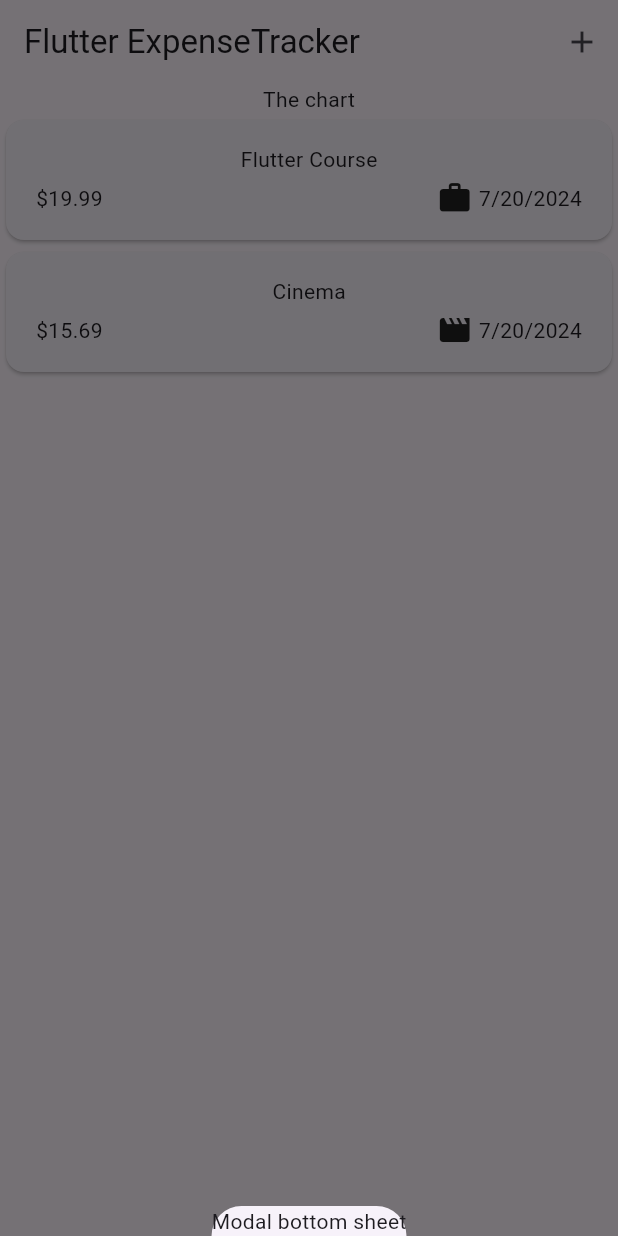
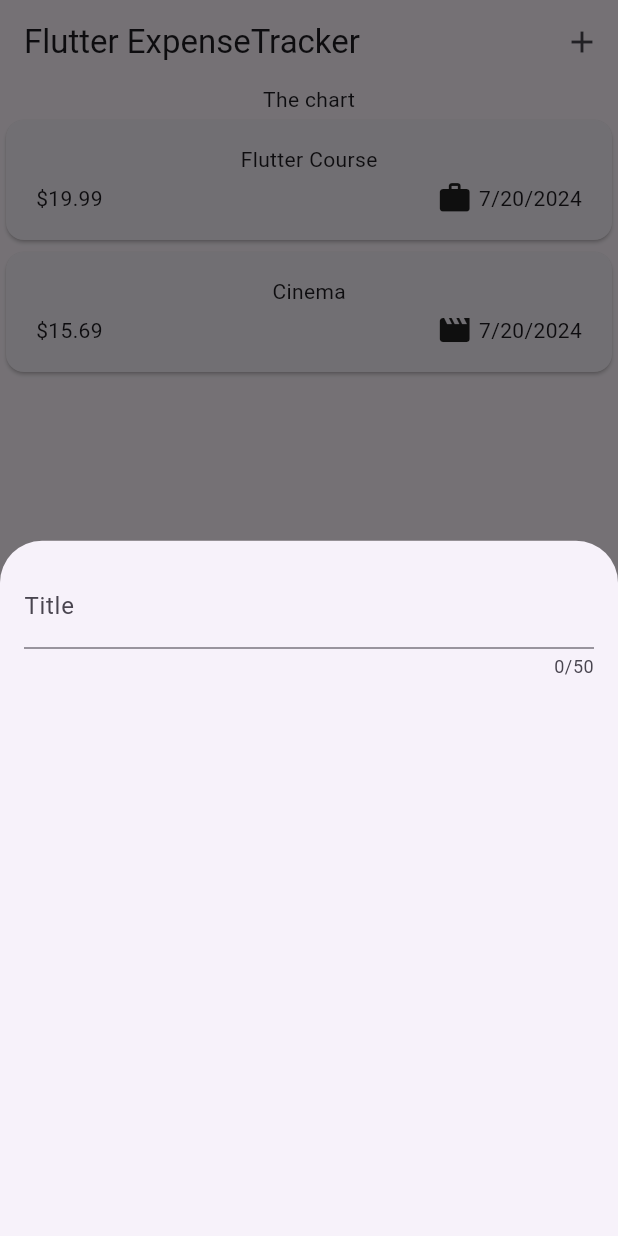
Before and after one commit to AmmarSultanDev/expense_tracker, a Flutter app: the screen it shows after launch, after a tap on the "add" icon, on a phone screen of 412 x 824 dp. Run offline on Flutter 3.47's test engine with Material 3 defaults, Android fonts, the phone set to English and light mode, and no system bars.

Commit message:
feat: Add NewExpense widget for adding expenses
This commit adds the NewExpense widget, which allows users to add new expenses. The widget is integrated into the Expenses widget using the showModalBottomSheet function. This enhancement improves the user experience by providing a convenient way to add expenses within the app.

```diff
--- a/lib/widgets/expenses.dart
+++ b/lib/widgets/expenses.dart
@@ -1,5 +1,6 @@
 import 'package:expense_tracker/widgets/expenses_list/expenses_list.dart';
 import 'package:expense_tracker/models/expense.dart';
+import 'package:expense_tracker/widgets/new_expense.dart';
 import 'package:flutter/material.dart';
 
 class Expenses extends StatefulWidget {
@@ -26,7 +27,7 @@ class _ExpensesState extends State<Expenses> {
   void _addExpenseOverlay() {
     showModalBottomSheet(
       context: context,
-      builder: (ctx) => const Text('Modal bottom sheet'),
+      builder: (ctx) => const NewExpense(),
     );
   }
 
--- /dev/null
+++ b/lib/widgets/new_expense.dart
@@ -0,0 +1,25 @@
+import 'package:flutter/material.dart';
+
+class NewExpense extends StatefulWidget {
+  const NewExpense({super.key});
+
+  @override
+  State<NewExpense> createState() => _NewExpenseState();
+}
+
+class _NewExpenseState extends State<NewExpense> {
+  @override
+  Widget build(BuildContext context) {
+    return const Padding(
+      padding: EdgeInsets.all(16),
+      child: Column(
+        children: [
+          TextField(
+            maxLength: 50,
+            decoration: InputDecoration(labelText: 'Title'),
+          ),
+        ],
+      ),
+    );
+  }
+}
```
